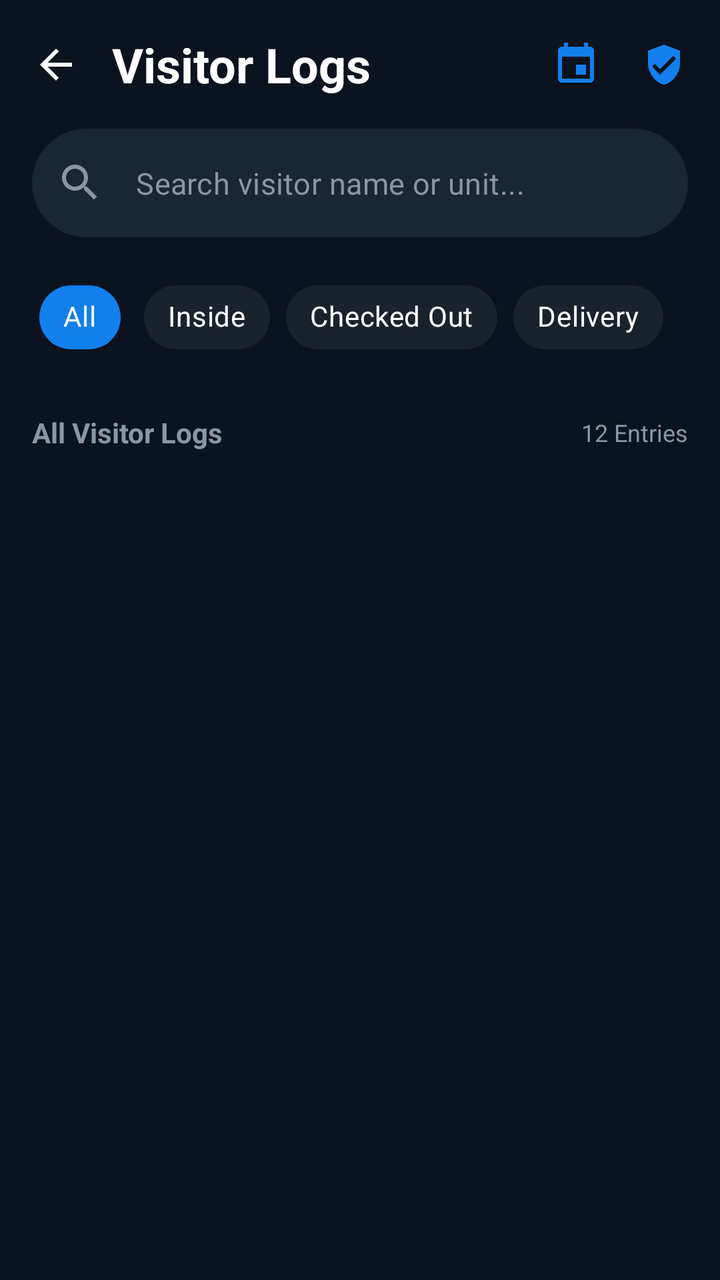
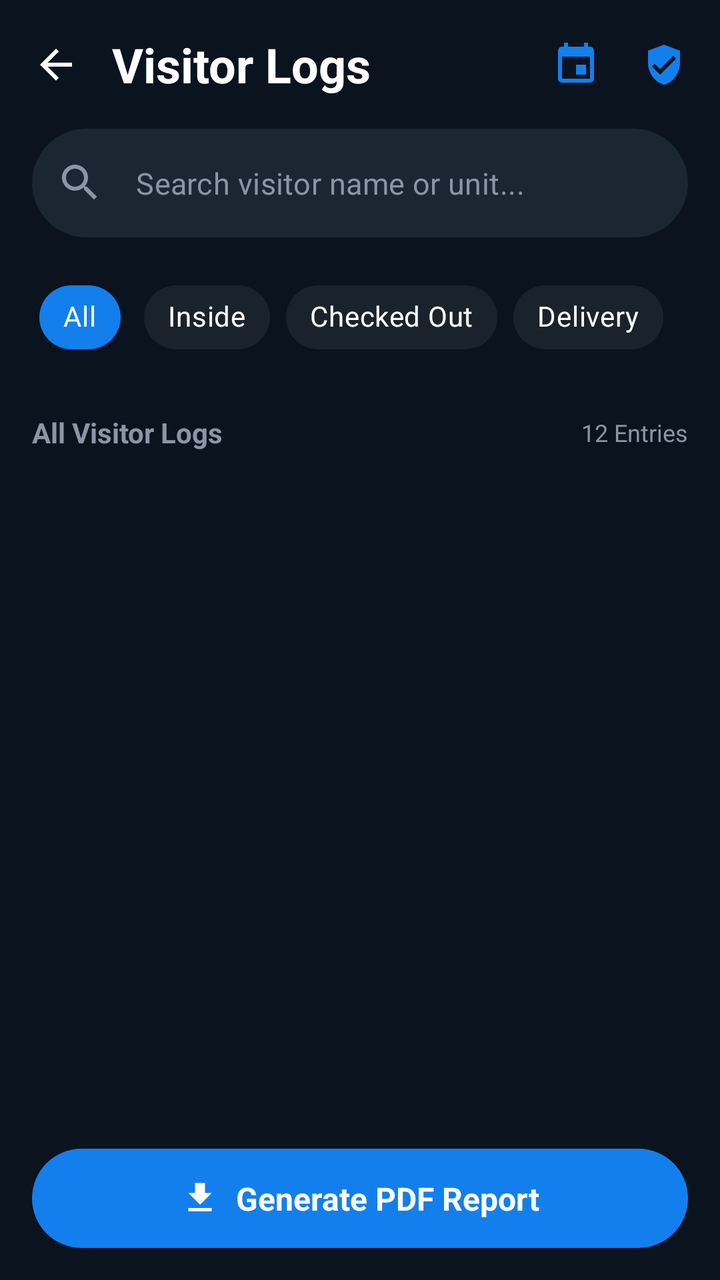

Compare the two renders of this Android layout. The source of the first and the diff that turns it into the second are given below.
<!-- AndroidManifest.xml: application theme Theme.HouseVisitorManagementSystem -->
<!-- res/layout/activity_view_visitor.xml -->
<?xml version="1.0" encoding="utf-8"?>
<androidx.constraintlayout.widget.ConstraintLayout xmlns:android="http://schemas.android.com/apk/res/android"
    xmlns:app="http://schemas.android.com/apk/res-auto"
    xmlns:tools="http://schemas.android.com/tools"
    android:id="@+id/main"
    android:layout_width="match_parent"
    android:layout_height="match_parent"
    android:background="@color/night_blue">

    
    <androidx.constraintlayout.widget.ConstraintLayout
        android:id="@+id/headerLayout"
        android:layout_width="match_parent"
        android:layout_height="wrap_content"
        android:padding="16dp"
        app:layout_constraintTop_toTopOf="parent">

        <ImageView
            android:id="@+id/btnBack"
            android:layout_width="24dp"
            android:layout_height="24dp"
            android:contentDescription="Back"
            android:src="@drawable/ic_arrow_back"
            app:layout_constraintBottom_toBottomOf="parent"
            app:layout_constraintStart_toStartOf="parent"
            app:layout_constraintTop_toTopOf="parent"
            app:tint="@color/white" />

        <TextView
            android:layout_width="wrap_content"
            android:layout_height="wrap_content"
            android:layout_marginStart="16dp"
            android:text="Visitor Logs"
            android:textColor="@color/white"
            android:textSize="24sp"
            android:textStyle="bold"
            app:layout_constraintBottom_toBottomOf="parent"
            app:layout_constraintStart_toEndOf="@id/btnBack"
            app:layout_constraintTop_toTopOf="parent" />

        <ImageView
            android:id="@+id/btnFilter"
            android:layout_width="24dp"
            android:layout_height="24dp"
            android:src="@drawable/ic_filter_list"
            app:layout_constraintBottom_toBottomOf="parent"
            app:layout_constraintEnd_toEndOf="parent"
            app:layout_constraintTop_toTopOf="parent"
            app:tint="@color/bright_azure_blue" />

        <ImageView
            android:id="@+id/btnCalendar"
            android:layout_width="24dp"
            android:layout_height="24dp"
            android:layout_marginEnd="20dp"
            android:src="@drawable/ic_calendar"
            app:layout_constraintBottom_toBottomOf="parent"
            app:layout_constraintEnd_toStartOf="@id/btnFilter"
            app:layout_constraintTop_toTopOf="parent"
            app:tint="@color/bright_azure_blue" />

    </androidx.constraintlayout.widget.ConstraintLayout>

    
    <com.google.android.material.textfield.TextInputLayout
        android:id="@+id/tilSearch"
        style="@style/Widget.MaterialComponents.TextInputLayout.OutlinedBox"
        android:layout_width="match_parent"
        android:layout_height="wrap_content"
        android:layout_marginHorizontal="16dp"
        app:boxBackgroundColor="#1A2632"
        app:boxCornerRadiusBottomEnd="28dp"
        app:boxCornerRadiusBottomStart="28dp"
        app:boxCornerRadiusTopEnd="28dp"
        app:boxCornerRadiusTopStart="28dp"
        app:boxStrokeWidth="0dp"
        app:boxStrokeWidthFocused="0dp"
        app:hintEnabled="false"
        app:layout_constraintTop_toBottomOf="@id/headerLayout"
        app:startIconDrawable="@drawable/ic_search"
        app:startIconTint="@color/text_grey">

        <com.google.android.material.textfield.TextInputEditText
            android:id="@+id/etSearch"
            android:layout_width="match_parent"
            android:layout_height="wrap_content"
            android:hint="Search visitor name or unit..."
            android:textColor="@color/white"
            android:textColorHint="@color/text_grey"
            android:textSize="15sp" />
    </com.google.android.material.textfield.TextInputLayout>

    
    <HorizontalScrollView
        android:id="@+id/chipGroupFiltersScroll"
        android:layout_width="match_parent"
        android:layout_height="wrap_content"
        android:layout_marginTop="16dp"
        android:clipToPadding="false"
        android:paddingHorizontal="16dp"
        android:scrollbars="none"
        app:layout_constraintTop_toBottomOf="@id/tilSearch">

        <com.google.android.material.chip.ChipGroup
            android:id="@+id/chipGroupFilters"
            android:layout_width="wrap_content"
            android:layout_height="wrap_content"
            app:selectionRequired="true"
            app:singleSelection="true">

            <com.google.android.material.chip.Chip
                android:id="@+id/chipAll"
                style="@style/Widget.MaterialComponents.Chip.Choice"
                android:layout_width="wrap_content"
                android:layout_height="wrap_content"
                android:checked="true"
                android:text="All"
                android:textColor="@color/white"
                app:chipBackgroundColor="@color/chip_bg_selector"
                app:chipCornerRadius="20dp"
                app:chipStrokeWidth="0dp" />

            <com.google.android.material.chip.Chip
                android:id="@+id/chipInside"
                style="@style/Widget.MaterialComponents.Chip.Choice"
                android:layout_width="wrap_content"
                android:layout_height="wrap_content"
                android:text="Inside"
                android:textColor="@color/white"
                app:chipBackgroundColor="@color/chip_bg_selector"
                app:chipCornerRadius="20dp"
                app:chipStrokeWidth="0dp" />

            <com.google.android.material.chip.Chip
                android:id="@+id/chipCheckedOut"
                style="@style/Widget.MaterialComponents.Chip.Choice"
                android:layout_width="wrap_content"
                android:layout_height="wrap_content"
                android:text="Checked Out"
                android:textColor="@color/white"
                app:chipBackgroundColor="@color/chip_bg_selector"
                app:chipCornerRadius="20dp"
                app:chipStrokeWidth="0dp" />

            <com.google.android.material.chip.Chip
                android:id="@+id/chipDelivery"
                style="@style/Widget.MaterialComponents.Chip.Choice"
                android:layout_width="wrap_content"
                android:layout_height="wrap_content"
                android:text="Delivery"
                android:textColor="@color/white"
                app:chipBackgroundColor="@color/chip_bg_selector"
                app:chipCornerRadius="20dp"
                app:chipStrokeWidth="0dp" />

        </com.google.android.material.chip.ChipGroup>
    </HorizontalScrollView>

    
    <androidx.constraintlayout.widget.ConstraintLayout
        android:id="@+id/subHeaderLayout"
        android:layout_width="match_parent"
        android:layout_height="wrap_content"
        android:layout_marginTop="24dp"
        android:paddingHorizontal="16dp"
        app:layout_constraintTop_toBottomOf="@id/chipGroupFiltersScroll">

        <TextView
            android:id="@+id/tvDateLabel"
            android:layout_width="wrap_content"
            android:layout_height="wrap_content"
            android:text="All Visitor Logs"
            android:textColor="@color/text_grey"
            android:textSize="14sp"
            android:textStyle="bold"
            app:layout_constraintStart_toStartOf="parent"
            app:layout_constraintTop_toTopOf="parent" />

        <TextView
            android:id="@+id/tvEntriesCount"
            android:layout_width="wrap_content"
            android:layout_height="wrap_content"
            android:text="12 Entries"
            android:textColor="@color/text_grey"
            android:textSize="12sp"
            app:layout_constraintBottom_toBottomOf="@id/tvDateLabel"
            app:layout_constraintEnd_toEndOf="parent"
            app:layout_constraintTop_toTopOf="@id/tvDateLabel" />

    </androidx.constraintlayout.widget.ConstraintLayout>

    
    <androidx.recyclerview.widget.RecyclerView
        android:id="@+id/rvVisitorLogs"
        android:layout_width="match_parent"
        android:layout_height="0dp"
        android:layout_marginTop="12dp"
        android:clipToPadding="false"
        android:paddingBottom="16dp"
        app:layoutManager="androidx.recyclerview.widget.LinearLayoutManager"
        app:layout_constraintBottom_toBottomOf="parent"
        app:layout_constraintTop_toBottomOf="@id/subHeaderLayout"
        tools:listitem="@layout/item_visitor_log" />

</androidx.constraintlayout.widget.ConstraintLayout>
<!-- res/layout/item_visitor_log.xml (included above) -->
<?xml version="1.0" encoding="utf-8"?>
<com.google.android.material.card.MaterialCardView xmlns:android="http://schemas.android.com/apk/res/android"
    xmlns:app="http://schemas.android.com/apk/res-auto"
    xmlns:tools="http://schemas.android.com/tools"
    android:layout_width="match_parent"
    android:layout_height="wrap_content"
    android:layout_marginHorizontal="16dp"
    android:layout_marginVertical="6dp"
    app:cardBackgroundColor="@color/card_dark_bg"
    app:cardCornerRadius="24dp"
    app:cardElevation="0dp"
    app:strokeWidth="0dp">

    <androidx.constraintlayout.widget.ConstraintLayout
        android:layout_width="match_parent"
        android:layout_height="wrap_content"
        android:padding="16dp">

        
        <FrameLayout
            android:id="@+id/avatarContainer"
            android:layout_width="60dp"
            android:layout_height="60dp"
            app:layout_constraintBottom_toBottomOf="parent"
            app:layout_constraintStart_toStartOf="parent"
            app:layout_constraintTop_toTopOf="parent">

            <com.google.android.material.imageview.ShapeableImageView
                android:id="@+id/ivAvatar"
                android:layout_width="match_parent"
                android:layout_height="match_parent"
                android:scaleType="centerCrop"
                android:src="@drawable/person_image"
                app:shapeAppearanceOverlay="@style/CircleImage"
                android:visibility="visible" />

            <View
                android:id="@+id/iconBg"
                android:layout_width="match_parent"
                android:layout_height="match_parent"
                android:background="@drawable/circle_dark_bg"
                android:visibility="gone" />

            <ImageView
                android:id="@+id/ivTypeIcon"
                android:layout_width="24dp"
                android:layout_height="24dp"
                android:layout_gravity="center"
                android:visibility="gone" />

            
            <ImageView
                android:id="@+id/ivActiveIndicator"
                android:layout_width="16dp"
                android:layout_height="16dp"
                android:layout_gravity="bottom|end"
                android:src="@drawable/ic_check_circle"
                app:tint="@color/status_green"
                android:visibility="gone" />

        </FrameLayout>

        
        <LinearLayout
            android:layout_width="0dp"
            android:layout_height="wrap_content"
            android:layout_marginStart="16dp"
            android:layout_marginEnd="8dp"
            android:orientation="vertical"
            app:layout_constraintBottom_toBottomOf="parent"
            app:layout_constraintEnd_toStartOf="@id/timeLayout"
            app:layout_constraintStart_toEndOf="@id/avatarContainer"
            app:layout_constraintTop_toTopOf="parent">

            <TextView
                android:id="@+id/tvName"
                android:layout_width="wrap_content"
                android:layout_height="wrap_content"
                android:text="John Doe"
                android:textColor="@color/white"
                android:textSize="18sp"
                android:textStyle="bold" />

            <TextView
                android:id="@+id/tvDetails"
                android:layout_width="wrap_content"
                android:layout_height="wrap_content"
                android:layout_marginTop="4dp"
                android:text="Guest • Unit 101"
                android:textColor="@color/text_grey"
                android:textSize="14sp" />

        </LinearLayout>

        
        <LinearLayout
            android:id="@+id/timeLayout"
            android:layout_width="wrap_content"
            android:layout_height="wrap_content"
            android:gravity="end"
            android:orientation="vertical"
            app:layout_constraintBottom_toBottomOf="parent"
            app:layout_constraintEnd_toEndOf="parent"
            app:layout_constraintTop_toTopOf="parent">

            <TextView
                android:id="@+id/tvStatusBadge"
                android:layout_width="wrap_content"
                android:layout_height="wrap_content"
                android:background="@drawable/bg_status_inside"
                android:paddingHorizontal="8dp"
                android:paddingVertical="4dp"
                android:text="Inside"
                android:textColor="@color/status_green"
                android:textSize="12sp"
                android:textStyle="bold" />

            <TextView
                android:id="@+id/tvEntryTime"
                android:layout_width="wrap_content"
                android:layout_height="wrap_content"
                android:layout_marginTop="8dp"
                android:text="10:00 AM"
                android:textColor="@color/text_grey"
                android:textSize="12sp" />

            <TextView
                android:id="@+id/tvExitTime"
                android:layout_width="wrap_content"
                android:layout_height="wrap_content"
                android:layout_marginTop="2dp"
                android:text="Out: 11:20 AM"
                android:textColor="@color/text_grey"
                android:textSize="12sp"
                android:visibility="gone" />

            <com.google.android.material.button.MaterialButton
                android:id="@+id/btnCheckout"
                style="@style/Widget.MaterialComponents.Button.TextButton"
                android:layout_width="wrap_content"
                android:layout_height="32dp"
                android:layout_marginTop="4dp"
                android:padding="0dp"
                android:text="Checkout"
                android:textAllCaps="false"
                android:textColor="@color/bright_azure_blue"
                android:textSize="12sp"
                app:rippleColor="@color/slate_blue_gray"
                android:visibility="gone" />

        </LinearLayout>

    </androidx.constraintlayout.widget.ConstraintLayout>

</com.google.android.material.card.MaterialCardView>
<!-- resources referenced by this layout -->
<resources>
  <color name="bright_azure_blue">#137fec</color>
  <color name="card_dark_bg">#1A222C</color>
  <color name="night_blue">#0B131E</color>
  <color name="slate_blue_gray">#2C3643</color>
  <color name="status_green">#2ECC71</color>
  <color name="text_grey">#8B95A5</color>
  <color name="white">#FFFFFF</color>
  <!-- drawable bg_status_inside (drawable) -->
  <?xml version="1.0" encoding="utf-8"?>
  <shape xmlns:android="http://schemas.android.com/apk/res/android">
      <solid android:color="#1A2ECC71" /> 
      <corners android:radius="8dp" />
  </shape>
  <!-- drawable circle_dark_bg (drawable) -->
  <?xml version="1.0" encoding="utf-8"?>
  <shape xmlns:android="http://schemas.android.com/apk/res/android"
      android:shape="oval">
      <solid android:color="#1A2332" />
  </shape>
  <!-- drawable ic_arrow_back (drawable) -->
  <vector xmlns:android="http://schemas.android.com/apk/res/android"
      android:width="24dp"
      android:height="24dp"
      android:viewportWidth="24"
      android:viewportHeight="24">
      <path
          android:fillColor="#FFFFFF"
          android:pathData="M20,11H7.83l5.59,-5.59L12,4l-8,8 8,8 1.41,-1.41L7.83,13H20v-2z" />
  </vector>
  <!-- drawable ic_calendar (drawable) -->
  <vector xmlns:android="http://schemas.android.com/apk/res/android"
      android:width="24dp"
      android:height="24dp"
      android:viewportWidth="24"
      android:viewportHeight="24">
      <path
          android:fillColor="#FFFFFF"
          android:pathData="M17,12h-5v5h5v-5zM16,1v2H8V1H6v2H5c-1.11,0 -1.99,0.9 -1.99,2L3,19c0,1.1 0.89,2 2,2h14c1.1,0 2,-0.9 2,-2V5c0,-1.1 -0.9,-2 -2,-2h-1V1h-2zM19,19H5V8h14v11z"/>
  </vector>
  <!-- drawable ic_check_circle (drawable) -->
  <vector xmlns:android="http://schemas.android.com/apk/res/android"
      android:width="24dp"
      android:height="24dp"
      android:viewportWidth="24"
      android:viewportHeight="24">
      <path
          android:fillColor="#FFFFFF"
          android:pathData="M12,2C6.48,2 2,6.48 2,12s4.48,10 10,10 10,-4.48 10,-10S17.52,2 12,2zM10,17l-5,-5 1.41,-1.41L10,14.17l7.59,-7.59L19,8l-9,9z"/>
  </vector>
  <!-- drawable ic_filter_list (drawable) -->
  <vector xmlns:android="http://schemas.android.com/apk/res/android"
      android:width="24dp"
      android:height="24dp"
      android:viewportWidth="24"
      android:viewportHeight="24">
      <path
          android:fillColor="#FFFFFF"
          android:pathData="M12,2L4,5v6.09c0,5.05 3.41,9.76 8,10.91c4.59,-1.15 8,-5.86 8,-10.91V5L12,2zM10,17l-4,-4l1.41,-1.41L10,14.17l6.59,-6.59L18,9L10,17z"/>
  </vector>
  <style name="CircleImage">
          <item name="cornerSize">50%</item>
      </style>
  <style name="Theme.HouseVisitorManagementSystem" parent="Base.Theme.HouseVisitorManagementSystem" />
  <style name="Base.Theme.HouseVisitorManagementSystem" parent="Theme.Material3.DayNight.NoActionBar">
          
          
      </style>
  <!-- unchanged entries left out for length: 2 -->
</resources>

<!-- the commit's change to res/layout/activity_view_visitor.xml (unified diff, before → after) -->
@@ -60,6 +60,34 @@
             app:tint="@color/bright_azure_blue" />
 
     </androidx.constraintlayout.widget.ConstraintLayout>
+
+    <LinearLayout
+        android:id="@+id/btnGenerateReport"
+        android:layout_width="match_parent"
+        android:layout_height="wrap_content"
+        android:layout_marginHorizontal="16dp"
+        android:layout_marginBottom="16dp"
+        android:background="@drawable/bg_generate_report"
+        android:gravity="center"
+        android:orientation="horizontal"
+        android:padding="14dp"
+        app:layout_constraintBottom_toBottomOf="parent">
+
+        <ImageView
+            android:layout_width="20dp"
+            android:layout_height="20dp"
+            android:layout_marginEnd="8dp"
+            android:src="@drawable/ic_download"
+            app:tint="@color/white" />
+
+        <TextView
+            android:layout_width="wrap_content"
+            android:layout_height="wrap_content"
+            android:text="Generate PDF Report"
+            android:textColor="@color/white"
+            android:textSize="16sp"
+            android:textStyle="bold" />
+    </LinearLayout>
 
     
     <com.google.android.material.textfield.TextInputLayout
@@ -195,10 +223,11 @@
         android:layout_width="match_parent"
         android:layout_height="0dp"
         android:layout_marginTop="12dp"
+        android:layout_marginBottom="8dp"
         android:clipToPadding="false"
         android:paddingBottom="16dp"
         app:layoutManager="androidx.recyclerview.widget.LinearLayoutManager"
-        app:layout_constraintBottom_toBottomOf="parent"
+        app:layout_constraintBottom_toTopOf="@id/btnGenerateReport"
         app:layout_constraintTop_toBottomOf="@id/subHeaderLayout"
         tools:listitem="@layout/item_visitor_log" />
 
<!-- resource entries referenced after the edit -->
@@ -7,6 +7,12 @@
   <color name="status_green">#2ECC71</color>
   <color name="text_grey">#8B95A5</color>
   <color name="white">#FFFFFF</color>
+  <!-- drawable bg_generate_report (drawable) -->
+  <?xml version="1.0" encoding="utf-8"?>
+  <shape xmlns:android="http://schemas.android.com/apk/res/android">
+      <solid android:color="@color/bright_azure_blue" />
+      <corners android:radius="100dp" />
+  </shape>
   <!-- drawable bg_status_inside (drawable) -->
   <?xml version="1.0" encoding="utf-8"?>
   <shape xmlns:android="http://schemas.android.com/apk/res/android">
@@ -49,6 +55,17 @@
           android:fillColor="#FFFFFF"
           android:pathData="M12,2C6.48,2 2,6.48 2,12s4.48,10 10,10 10,-4.48 10,-10S17.52,2 12,2zM10,17l-5,-5 1.41,-1.41L10,14.17l7.59,-7.59L19,8l-9,9z"/>
   </vector>
+  <!-- drawable ic_download (drawable) -->
+  <?xml version="1.0" encoding="utf-8"?>
+  <vector xmlns:android="http://schemas.android.com/apk/res/android"
+      android:width="24dp"
+      android:height="24dp"
+      android:viewportWidth="24"
+      android:viewportHeight="24">
+      <path
+          android:fillColor="#FFFFFFFF"
+          android:pathData="M19,9h-4V3H9v6H5l7,7L19,9zM5,18v2h14v-2H5z" />
+  </vector>
   <!-- drawable ic_filter_list (drawable) -->
   <vector xmlns:android="http://schemas.android.com/apk/res/android"
       android:width="24dp"
